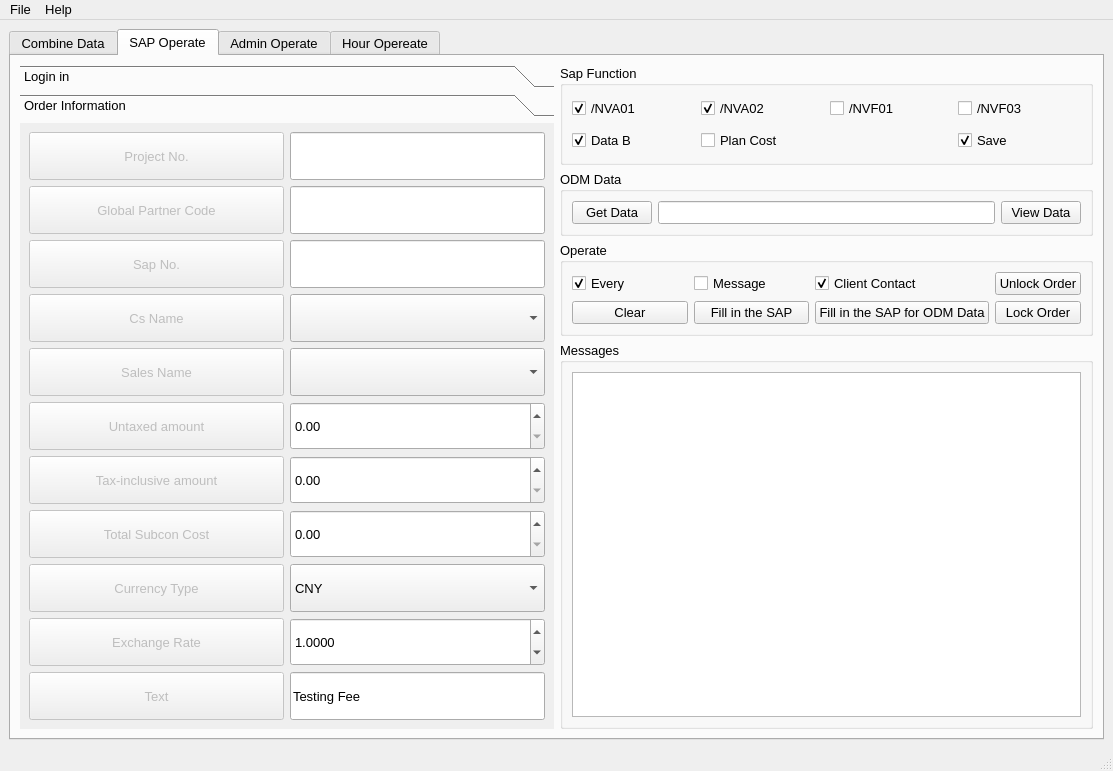
Before: the Qt Designer form Sap_Operate_Ui.ui in chen-huai/Sap_Operation_HDL, drawn with Qt 5.
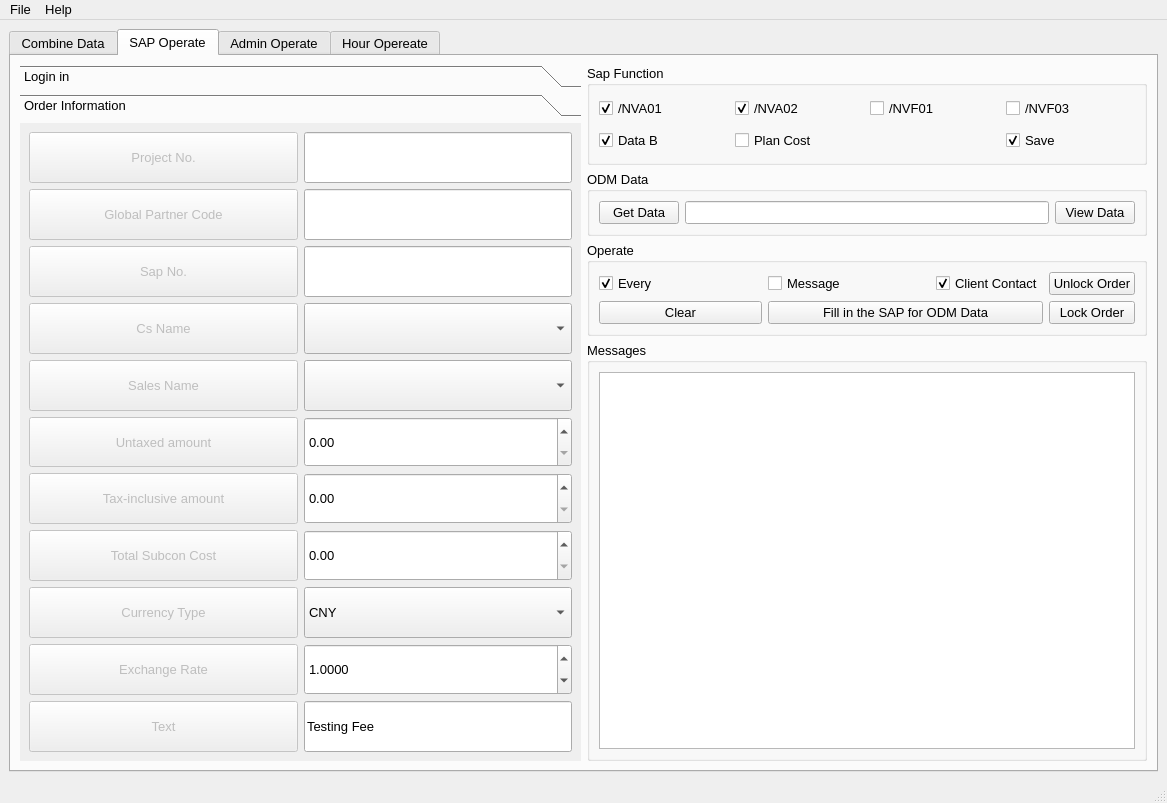
After: the same form once the commit is applied. The open tabs and pages were chosen to show the change. Icons and pictures are not drawn.

Commit message:
refactor(ui): 调整主窗口布局和按钮配置
- 将主窗口尺寸从 1113x771 调整为 1167x803
- 移除 pushButton_11 按钮及其相关配置
- 重新定位 pushButton_17 按钮到第 3 列跨 2 列显示
- 调整 page_3 和 page_4 页面尺寸从 533x597 调整为 555x619
- 更新菜单栏宽度以匹配新的窗口尺寸
- 修改默认选项卡索引从 0 切换到 1
- 重新组织按钮组件的布局结构

Diff of the .ui file:
```diff
--- a/Sap_Operate_Ui.ui
+++ b/Sap_Operate_Ui.ui
@@ -7,8 +7,8 @@
    <rect>
     <x>0</x>
     <y>0</y>
-    <width>1113</width>
-    <height>771</height>
+    <width>1167</width>
+    <height>803</height>
    </rect>
   </property>
   <property name="sizePolicy">
@@ -607,22 +607,6 @@
              </property>
             </widget>
            </item>
-           <item row="1" column="4">
-            <widget class="QPushButton" name="pushButton_17">
-             <property name="sizePolicy">
-              <sizepolicy hsizetype="Expanding" vsizetype="Fixed">
-               <horstretch>0</horstretch>
-               <verstretch>0</verstretch>
-              </sizepolicy>
-             </property>
-             <property name="statusTip">
-              <string>根据ODM数据，循环创建Order</string>
-             </property>
-             <property name="text">
-              <string>Fill in the SAP for ODM Data</string>
-             </property>
-            </widget>
-           </item>
            <item row="1" column="2">
             <widget class="QPushButton" name="pushButton_12">
              <property name="sizePolicy">
@@ -639,27 +623,6 @@
              </property>
             </widget>
            </item>
-           <item row="1" column="3">
-            <widget class="QPushButton" name="pushButton_11">
-             <property name="sizePolicy">
-              <sizepolicy hsizetype="Expanding" vsizetype="Fixed">
-               <horstretch>0</horstretch>
-               <verstretch>0</verstretch>
-              </sizepolicy>
-             </property>
-             <property name="font">
-              <font>
-               <pointsize>10</pointsize>
-              </font>
-             </property>
-             <property name="statusTip">
-              <string>点击后开始SAP操作</string>
-             </property>
-             <property name="text">
-              <string>Fill in the SAP</string>
-             </property>
-            </widget>
-           </item>
            <item row="0" column="2">
             <widget class="QCheckBox" name="checkBox_16">
              <property name="statusTip">
@@ -687,6 +650,22 @@
              </property>
             </widget>
            </item>
+           <item row="1" column="3" colspan="2">
+            <widget class="QPushButton" name="pushButton_17">
+             <property name="sizePolicy">
+              <sizepolicy hsizetype="Expanding" vsizetype="Fixed">
+               <horstretch>0</horstretch>
+               <verstretch>0</verstretch>
+              </sizepolicy>
+             </property>
+             <property name="statusTip">
+              <string>根据ODM数据，循环创建Order</string>
+             </property>
+             <property name="text">
+              <string>Fill in the SAP for ODM Data</string>
+             </property>
+            </widget>
+           </item>
           </layout>
          </widget>
         </item>
@@ -1209,8 +1188,8 @@
             <rect>
              <x>0</x>
              <y>0</y>
-             <width>533</width>
-             <height>597</height>
+             <width>555</width>
+             <height>619</height>
             </rect>
            </property>
            <attribute name="label">
@@ -2687,7 +2666,7 @@
     <rect>
      <x>0</x>
      <y>0</y>
-     <width>1113</width>
+     <width>1167</width>
      <height>25</height>
     </rect>
    </property>
```
Left out of the diff: 6 changed lines with no effect on the pictures. The commit also changes 1 other file.
